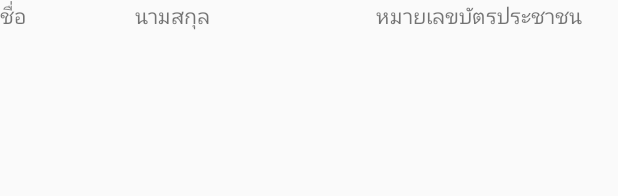
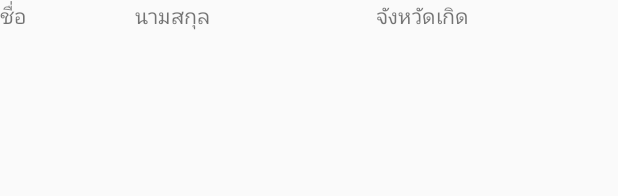
Before and after one commit to jutturong/registercleft_update2, an Android app: the layout activity_column.xml on its own in the app's theme, with its tools: preview values and no code run, on a phone screen of 412 x 824 dp. Shown: the top 196 px of the screen. Run offline under Robolectric (Android 15) with nearby library versions, the light colour scheme and no system bars.

Commit message:
2 10-11-59

```diff
--- a/backend_register/app/src/main/res/layout/activity_column.xml
+++ b/backend_register/app/src/main/res/layout/activity_column.xml
@@ -32,12 +32,12 @@
         android:text="นามสกุล"/>
 
     <TextView
-        android:id="@+id/Col_id_card"
+        android:id="@+id/Col_PROVINCE_NAME"
         android:layout_width="20dp"
         android:layout_weight="2"
         android:layout_height="30dp"
 
-        android:text="หมายเลขบัตรประชาชน"/>
+        android:text="จังหวัดเกิด"/>
 
 
 </LinearLayout>
--- a/backend_register/app/src/main/res/layout/activity_main.xml
+++ b/backend_register/app/src/main/res/layout/activity_main.xml
@@ -28,7 +28,7 @@
         android:layout_height="wrap_content"
         android:layout_alignParentTop="true"
         android:layout_centerHorizontal="true"
-        android:layout_marginLeft="290dp"
+        android:layout_marginLeft="300dp"
         android:ems="100"
         android:completionThreshold="1"
         android:text="" >
@@ -42,7 +42,7 @@
 
         <ListView
 
-            android:layout_marginTop="70dp"
+            android:layout_marginTop="80dp"
             android:layout_width="match_parent"
             android:layout_height="match_parent"
             android:id="@+id/listview1"
```
Also changed, not shown: backend_register/app/src/main/java/com/example/linux/myapplication/MainActivity.java (+22 -3 lines).
